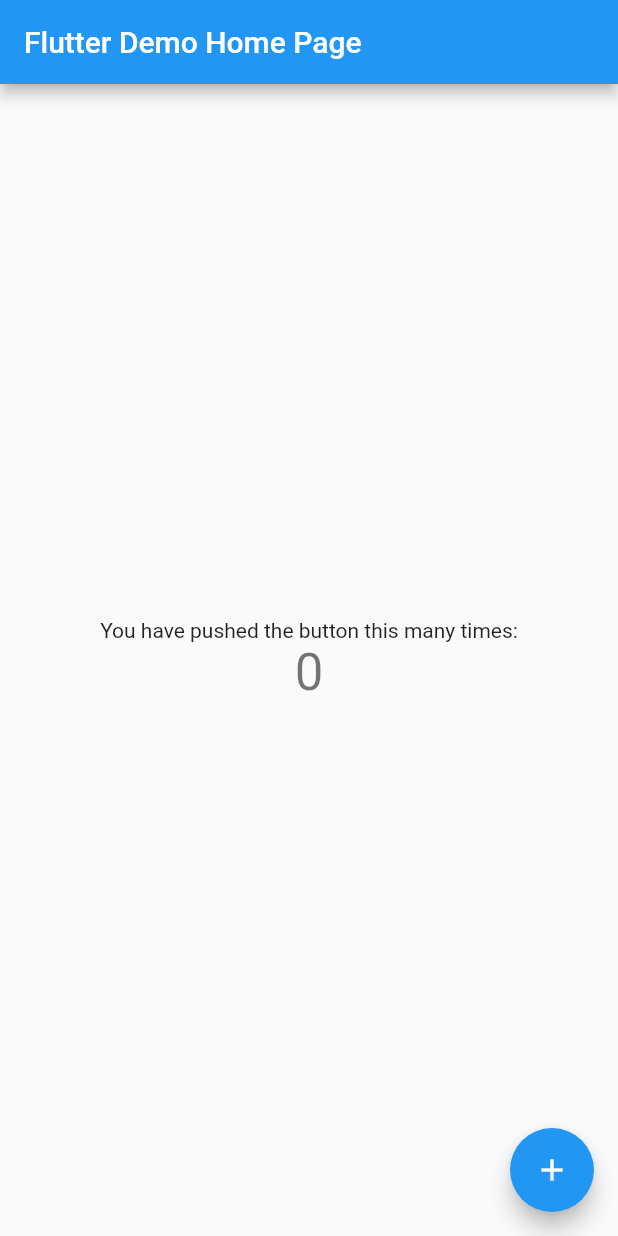
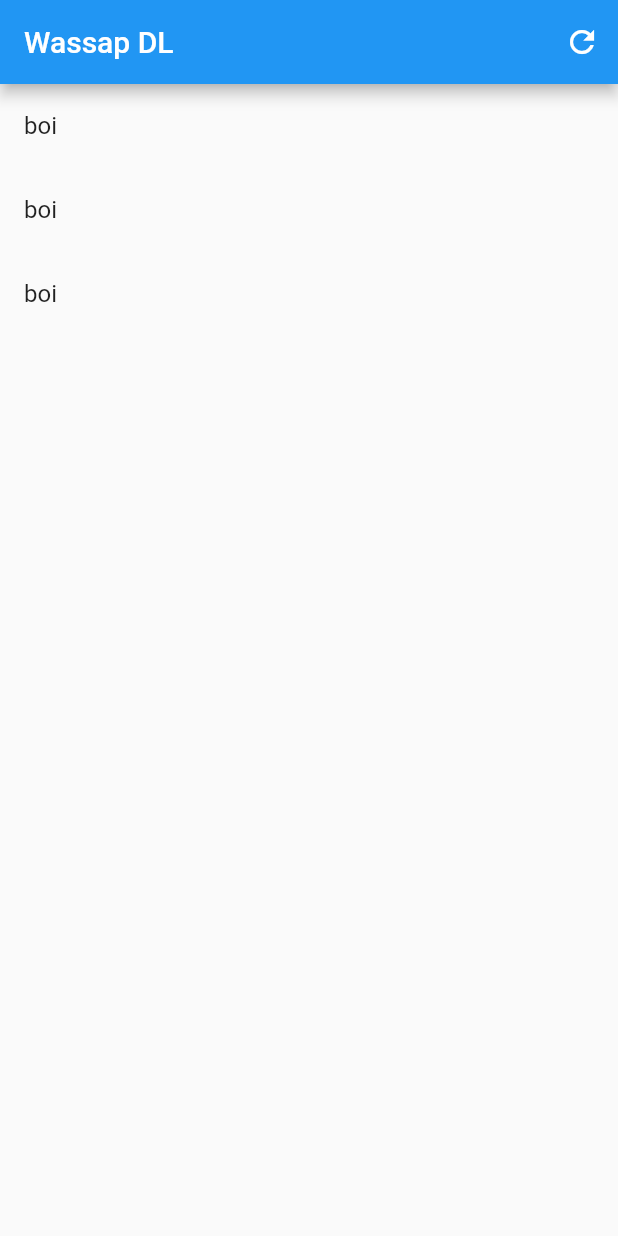
Before and after one commit to literalEval/wassap-dl, a Flutter app: the screen it shows after launch, on a phone screen of 412 x 824 dp. Run offline on Flutter 3.47's test engine with Material 2 defaults, Android fonts, the phone set to English and light mode, and no system bars.

Commit message:
add boilerplate code

```diff
--- a/lib/main.dart
+++ b/lib/main.dart
@@ -1,4 +1,5 @@
 import 'package:flutter/material.dart';
+import 'package:wassap_dl/screens/home_screen.dart';
 
 void main() {
   runApp(const MyApp());
@@ -7,109 +8,14 @@
 class MyApp extends StatelessWidget {
   const MyApp({super.key});
 
-  // This widget is the root of your application.
   @override
   Widget build(BuildContext context) {
     return MaterialApp(
-      title: 'Flutter Demo',
+      title: 'Wassap DL',
       theme: ThemeData(
-        // This is the theme of your application.
-        //
-        // Try running your application with "flutter run". You'll see the
-        // application has a blue toolbar. Then, without quitting the app, try
-        // changing the primarySwatch below to Colors.green and then invoke
-        // "hot reload" (press "r" in the console where you ran "flutter run",
-        // or simply save your changes to "hot reload" in a Flutter IDE).
-        // Notice that the counter didn't reset back to zero; the application
-        // is not restarted.
         primarySwatch: Colors.blue,
       ),
-      home: const MyHomePage(title: 'Flutter Demo Home Page'),
+      home: const HomeScreen(),
     );
   }
 }
-
-class MyHomePage extends StatefulWidget {
-  const MyHomePage({super.key, required this.title});
-
-  // This widget is the home page of your application. It is stateful, meaning
-  // that it has a State object (defined below) that contains fields that affect
-  // how it looks.
-
-  // This class is the configuration for the state. It holds the values (in this
-  // case the title) provided by the parent (in this case the App widget) and
-  // used by the build method of the State. Fields in a Widget subclass are
-  // always marked "final".
-
-  final String title;
-
-  @override
-  State<MyHomePage> createState() => _MyHomePageState();
-}
-
-class _MyHomePageState extends State<MyHomePage> {
-  int _counter = 0;
-
-  void _incrementCounter() {
-    setState(() {
-      // This call to setState tells the Flutter framework that something has
-      // changed in this State, which causes it to rerun the build method below
-      // so that the display can reflect the updated values. If we changed
-      // _counter without calling setState(), then the build method would not be
-      // called again, and so nothing would appear to happen.
-      _counter++;
-    });
-  }
-
-  @override
-  Widget build(BuildContext context) {
-    // This method is rerun every time setState is called, for instance as done
-    // by the _incrementCounter method above.
-    //
-    // The Flutter framework has been optimized to make rerunning build methods
-    // fast, so that you can just rebuild anything that needs updating rather
-    // than having to individually change instances of widgets.
-    return Scaffold(
-      appBar: AppBar(
-        // Here we take the value from the MyHomePage object that was created by
-        // the App.build method, and use it to set our appbar title.
-        title: Text(widget.title),
-      ),
-      body: Center(
-        // Center is a layout widget. It takes a single child and positions it
-        // in the middle of the parent.
-        child: Column(
-          // Column is also a layout widget. It takes a list of children and
-          // arranges them vertically. By default, it sizes itself to fit its
-          // children horizontally, and tries to be as tall as its parent.
-          //
-          // Invoke "debug painting" (press "p" in the console, choose the
-          // "Toggle Debug Paint" action from the Flutter Inspector in Android
-          // Studio, or the "Toggle Debug Paint" command in Visual Studio Code)
-          // to see the wireframe for each widget.
-          //
-          // Column has various properties to control how it sizes itself and
-          // how it positions its children. Here we use mainAxisAlignment to
-          // center the children vertically; the main axis here is the vertical
-          // axis because Columns are vertical (the cross axis would be
-          // horizontal).
-          mainAxisAlignment: MainAxisAlignment.center,
-          children: <Widget>[
-            const Text(
-              'You have pushed the button this many times:',
-            ),
-            Text(
-              '$_counter',
-              style: Theme.of(context).textTheme.headline4,
-            ),
-          ],
-        ),
-      ),
-      floatingActionButton: FloatingActionButton(
-        onPressed: _incrementCounter,
-        tooltip: 'Increment',
-        child: const Icon(Icons.add),
-      ), // This trailing comma makes auto-formatting nicer for build methods.
-    );
-  }
-}
--- /dev/null
+++ b/lib/screens/home_screen.dart
@@ -0,0 +1,60 @@
+import 'dart:io';
+
+import 'package:flutter/material.dart';
+import 'package:wassap_dl/widgets/status_tile.dart';
+
+class HomeScreen extends StatefulWidget {
+  const HomeScreen({super.key});
+
+  @override
+  State<HomeScreen> createState() => _HomeScreenState();
+}
+
+class _HomeScreenState extends State<HomeScreen> {
+  void _refreshStatuses() async {
+    const rootPath = '/storage/emulated/0/';
+    const modPaths = ['', 'GB', 'Yo'];
+    String prefix = '';
+    String wassapPath = '';
+
+    for (String modPath in modPaths) {
+      if (Directory('$rootPath${modPath}WhatsApp').existsSync() &&
+          Directory('$rootPath${modPath}WhatsApp/Media/.Statuses')
+              .existsSync()) {
+        prefix = modPath;
+        wassapPath = '$rootPath${modPath}WhatsApp';
+
+        // break;
+      }
+    }
+
+    final statusesDir = Directory('$wassapPath/Media/.Statuses');
+    print('$wassapPath/Media/.Statuses');
+    print(statusesDir.listSync());
+  }
+
+  @override
+  Widget build(BuildContext context) {
+    return Scaffold(
+      appBar: AppBar(
+        title: const Text("Wassap DL"),
+        actions: [
+          IconButton(
+            onPressed: () {
+              _refreshStatuses();
+            },
+            icon: const Icon(
+              Icons.refresh,
+            ),
+          ),
+        ],
+      ),
+      body: SizedBox(
+        child: ListView.builder(
+          itemCount: 3,
+          itemBuilder: (context, index) => StatusTile(),
+        ),
+      ),
+    );
+  }
+}
--- /dev/null
+++ b/lib/widgets/status_tile.dart
@@ -0,0 +1,14 @@
+import 'package:flutter/material.dart';
+import 'package:flutter/src/widgets/container.dart';
+import 'package:flutter/src/widgets/framework.dart';
+
+class StatusTile extends StatelessWidget {
+  const StatusTile({super.key});
+
+  @override
+  Widget build(BuildContext context) {
+    return ListTile(
+      title: Text("boi"),
+    );
+  }
+}
```
Also changed, not shown: 1 other file.
